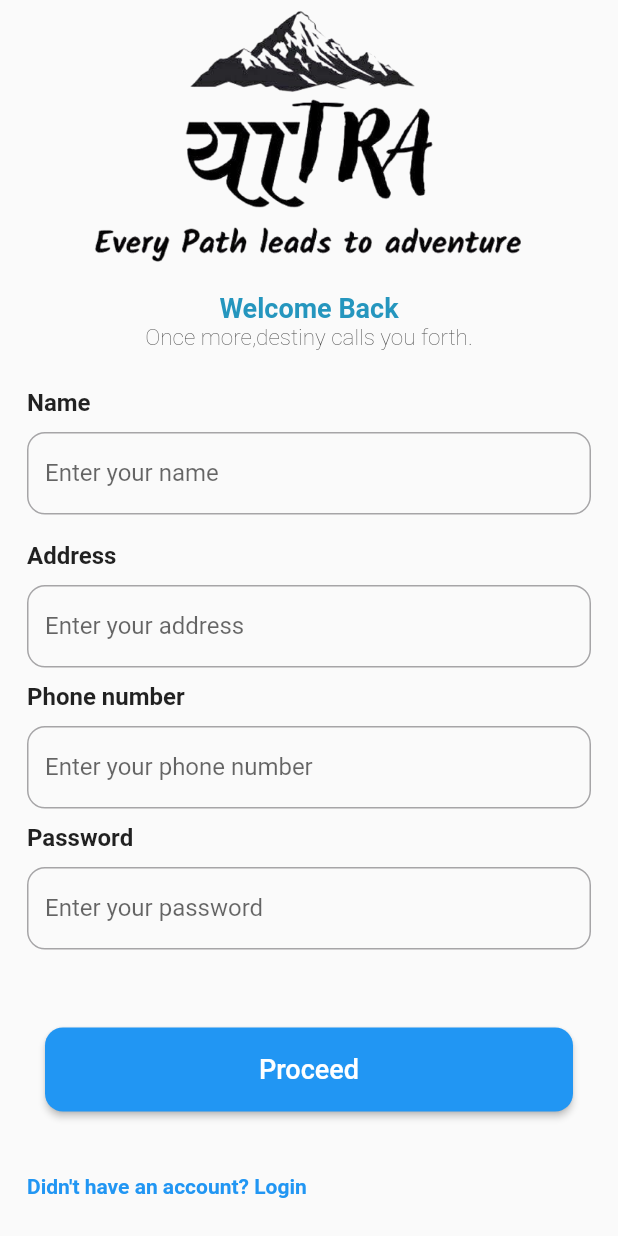
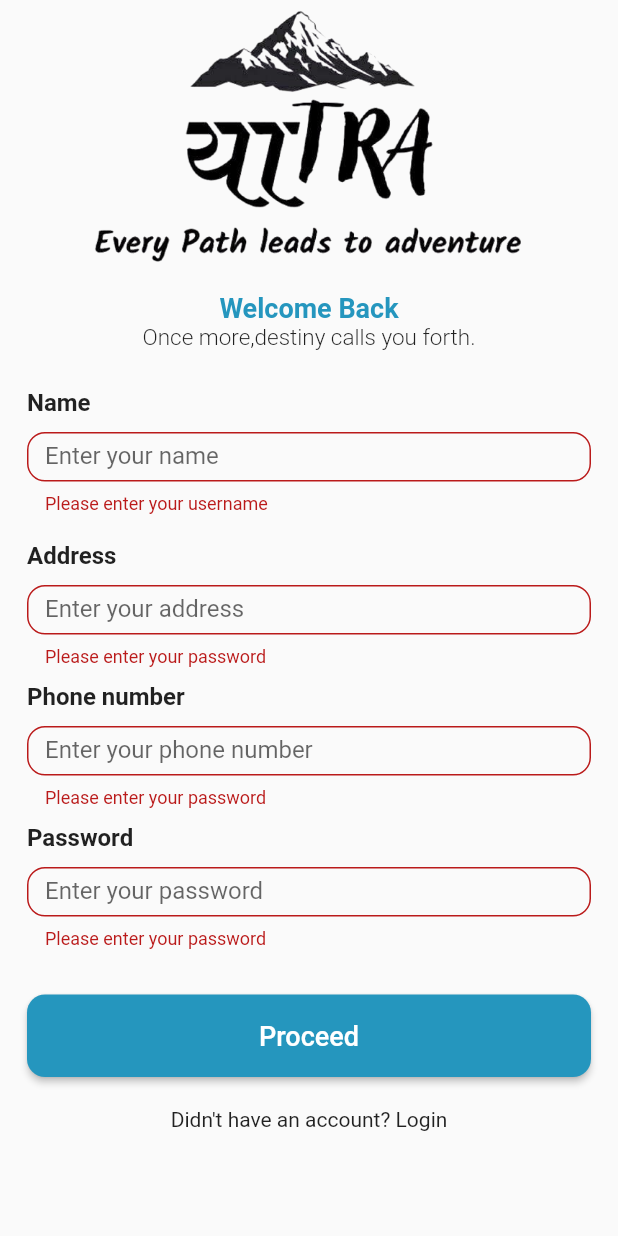
Before and after one commit to aayusha1111/firebase-in-flutter, a Flutter app: the SignupPage screen opened directly, after a tap on "Proceed", on a phone screen of 412 x 824 dp. Run offline on Flutter 3.47's test engine with Material 3 defaults, Android fonts, the phone set to English and light mode, and no system bars; our stand-ins replace firebase_auth, firebase_core, firebase_messaging, flutter_local_notifications, google_sign_in; accounts and stored records are empty.

```diff
--- a/lib/main.dart
+++ b/lib/main.dart
@@ -5,6 +5,7 @@ import 'package:flutter_local_notifications/flutter_local_notifications.dart';
 import 'package:new_project/firebase_options.dart';
 import 'package:new_project/google_login.dart';
 import 'package:new_project/pages/login_page.dart';
+
 
 void main() async {
   WidgetsFlutterBinding.ensureInitialized();
--- a/lib/pages/signup_page.dart
+++ b/lib/pages/signup_page.dart
@@ -1,6 +1,7 @@
 import 'package:flutter/material.dart';
 import 'package:new_project/core/color_const.dart';
 import 'package:new_project/features/constants/app_string.dart';
+import 'package:new_project/pages/login_page.dart';
 import 'package:new_project/pages/verification_page.dart';
 import 'package:new_project/widgets/custom_elevated_button.dart';
 import 'package:new_project/widgets/custom_text_formfield.dart';
@@ -22,11 +23,11 @@ class _SignupPageState extends State<SignupPage> {
         child: SingleChildScrollView(
           child: Padding(
             padding: const EdgeInsets.symmetric(horizontal: 18),
+            child: Form(
+              key: _formKey,
               child: Column(
                 crossAxisAlignment: CrossAxisAlignment.start,
                 children: [
-
-
                   Center(
                     child: Column(
                       children: [
@@ -50,7 +51,7 @@ class _SignupPageState extends State<SignupPage> {
                           "Once more,destiny calls you forth.",
                           style: TextStyle(
                             fontSize: 15,
-                          fontWeight: FontWeight.w200,
+                            fontWeight: FontWeight.w300,
                           ),
                         ),
                       ],
@@ -59,19 +60,13 @@ class _SignupPageState extends State<SignupPage> {
 
                   SizedBox(height: 25),
 
-
                   Text(
                     "Name",
-                  style: TextStyle(
-                    fontSize: 16,
-                    fontWeight: FontWeight.w600,
+                    style: TextStyle(fontSize: 16, fontWeight: FontWeight.w600),
                   ),
-                ),
-                SizedBox(height: 10,),
-
+                  SizedBox(height: 10),
 
                   CustomTextformfield(
-
                     labelText: nameStr,
                     validator: (value) {
                       if (value!.isEmpty) {
@@ -85,14 +80,9 @@ class _SignupPageState extends State<SignupPage> {
 
                   Text(
                     "Address",
-                  style: TextStyle(
-                    fontSize: 16,
-                    fontWeight: FontWeight.w600,
+                    style: TextStyle(fontSize: 16, fontWeight: FontWeight.w600),
                   ),
-                ),
-                SizedBox(height: 10,),
-
-
+                  SizedBox(height: 10),
 
                   CustomTextformfield(
                     labelText: addressStr,
@@ -102,22 +92,16 @@ class _SignupPageState extends State<SignupPage> {
                       }
                       return null;
                     },
-
                   ),
-SizedBox(height: 10,),
-
+                  SizedBox(height: 10),
 
                   Text(
                     "Phone number",
-                  style: TextStyle(
-                    fontSize: 16,
-                    fontWeight: FontWeight.w600,
+                    style: TextStyle(fontSize: 16, fontWeight: FontWeight.w600),
                   ),
-                ),
-                SizedBox(height: 10,),
+                  SizedBox(height: 10),
 
 
-                // PASSWORD FIELD
                   CustomTextformfield(
                     labelText: phoneStr,
                     validator: (value) {
@@ -126,21 +110,14 @@ SizedBox(height: 10,),
                       }
                       return null;
                     },
-
                   ),
-                   SizedBox(height: 10,),
-
+                  SizedBox(height: 10),
 
                   Text(
                     "Password",
-                  style: TextStyle(
-                    fontSize: 16,
-                    fontWeight: FontWeight.w600,
+                    style: TextStyle(fontSize: 16, fontWeight: FontWeight.w600),
                   ),
-                ),
-                SizedBox(height: 10,),
-
-
+                  SizedBox(height: 10),
 
                   CustomTextformfield(
                     labelText: passwordStr,
@@ -150,39 +127,43 @@ SizedBox(height: 10,),
                       }
                       return null;
                     },
+                  ),
 
-                ),
-                SizedBox(height: 10,),
-
-                SizedBox(height: 30,),
+                  SizedBox(height: 30),
                   CustomElevatedButton(
                     onPressed: () {
-                    if(_formKey.currentState!.validate()){
-                      Navigator.push(context,MaterialPageRoute(builder: (context)=>VerificationPage()));
+                      if (_formKey.currentState!.validate()) {
+                        Navigator.push(
+                          context,
+                          MaterialPageRoute(
+                            builder: (context) => VerificationPage(),
+                          ),
+                        );
                       }
                     },
-                  backgroundColor: Colors.blue,
-                  child: Text("Proceed",style: TextStyle(fontSize:18 ),),
+                    backgroundColor:primaryColor,
+                    child: Text("Proceed", style: TextStyle(fontSize: 18)),
                   ),
 
-                SizedBox(height: 30,),
+                  SizedBox(height: 20,),
 
-                GestureDetector(
+                  Center(
+                    child: GestureDetector(
                       onTap: () {
                         Navigator.push(
                           context,
-                      MaterialPageRoute(builder: (context) => SignupPage()),
+                          MaterialPageRoute(builder: (context) => LoginPage()),
                         );
                       },
                       child: Text(
                         "Didn't have an account? Login",
-                    style: TextStyle(
-                      color: Colors.blue,
-                      fontWeight: FontWeight.w600,
+                        style: TextStyle(),
                       ),
                     ),
                   ),
+                  SizedBox(height: 30),
                 ],
+              ),
             ),
           ),
         ),
--- a/lib/widgets/custom_elevated_button.dart
+++ b/lib/widgets/custom_elevated_button.dart
@@ -19,12 +19,10 @@ class CustomElevatedButton extends StatelessWidget {
 
   @override
   Widget build(BuildContext context) {
-    return SizedBox(
-      height: 80,
-      child: Padding(
-        padding: const EdgeInsets.all(12),
-        child: ElevatedButton(
+    return ElevatedButton(
      style: ButtonStyle(
+       minimumSize: WidgetStateProperty.all(const Size(double.infinity, 55)),
+
     backgroundColor: MaterialStateProperty.all(backgroundColor ?? Colors.green),
     foregroundColor: MaterialStateProperty.all(foregroundColor?? Colors.white),
     shape: MaterialStateProperty.all(
@@ -36,8 +34,6 @@ class CustomElevatedButton extends StatelessWidget {
 
       onPressed: onPressed,
       child: Center(child: child),
-        ),
-      ),
     );
   }
 }
```
Also changed, not shown: lib/pages/forgot_password_page.dart (added, +90 -0 lines), lib/pages/login_page.dart (+20 -9 lines), lib/pages/reset_password_page.dart (added, +92 -0 lines), lib/pages/verification_page.dart (+53 -1 lines), 8 other files. Lines whose indentation alone changed are shown as unchanged.
